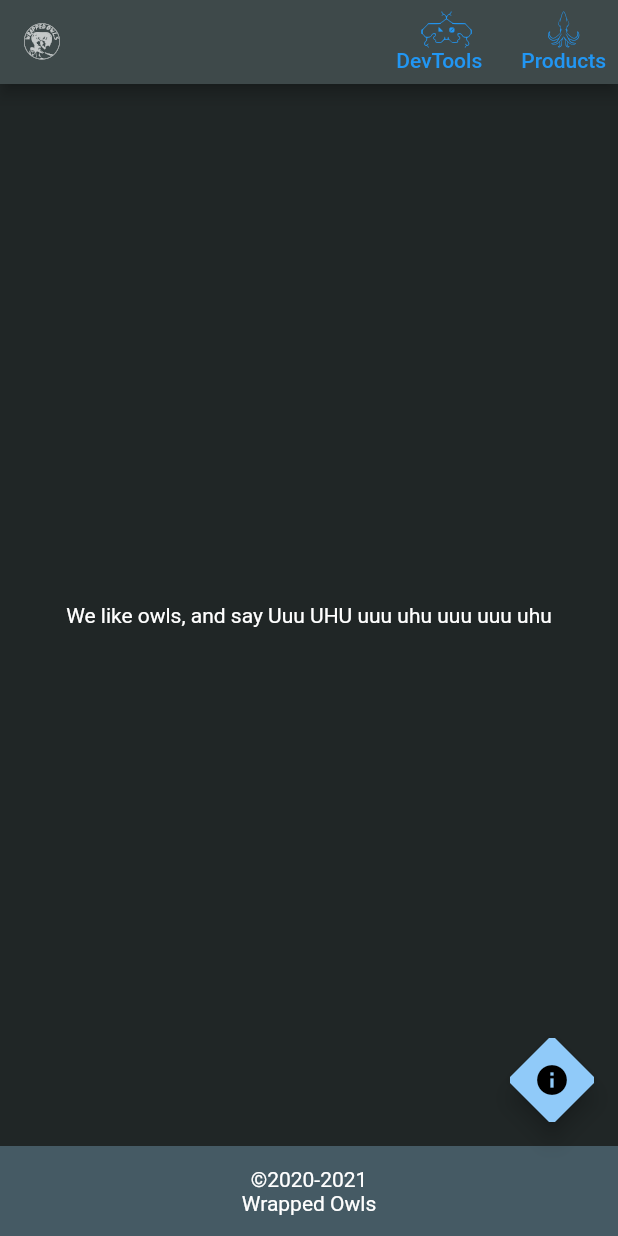
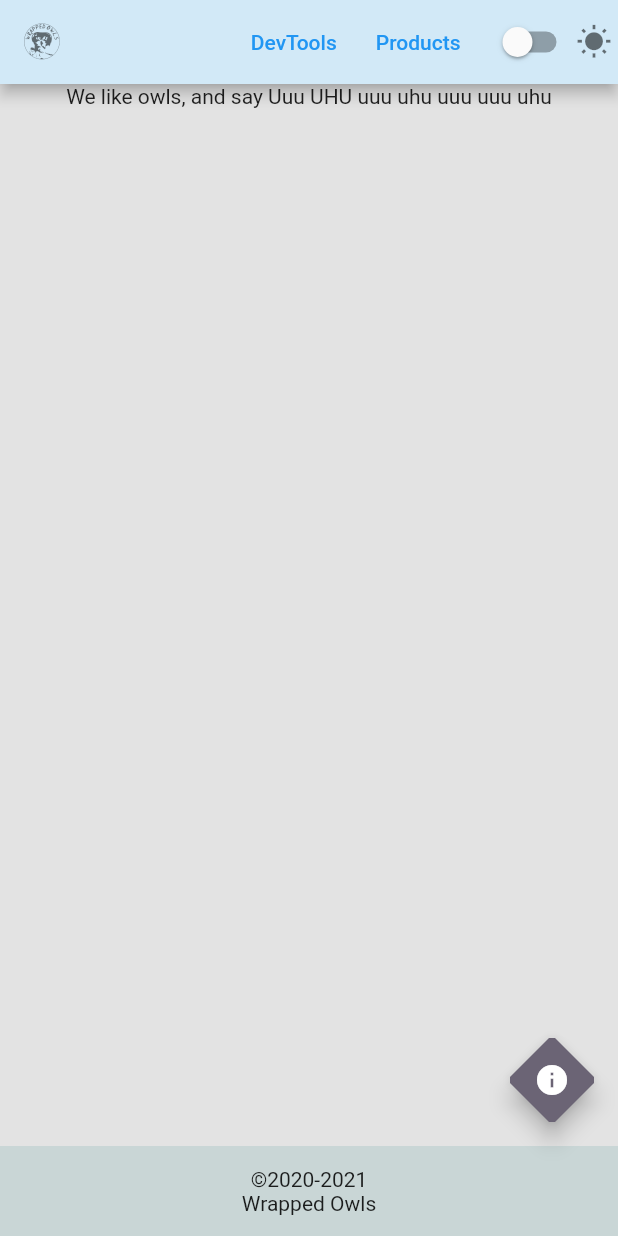
Before and after one commit to Wrapped-Owls/landing-page, a Flutter app: the screen it shows after launch, after a tap on "DevTools", on a phone screen of 412 x 824 dp. Run offline on Flutter 3.47's test engine with Material 2 defaults, Android fonts, the phone set to English and light mode, and no system bars; our stand-ins replace font_awesome_flutter.

Commit message:
:moon: Enable theme switch

```diff
--- a/lib/main.dart
+++ b/lib/main.dart
@@ -1,5 +1,6 @@
 import 'package:flutter/material.dart';
 
+import 'src/util/global.functions.dart';
 import 'src/views/home.page.dart';
 import 'theme.wrappedowls.dart';
 
@@ -7,7 +8,18 @@ void main() {
   runApp(WowlsApp());
 }
 
-class WowlsApp extends StatelessWidget {
+class WowlsApp extends StatefulWidget {
+  @override
+  _WowlsAppState createState() => _WowlsAppState();
+}
+
+class _WowlsAppState extends State<WowlsApp> {
+  @override
+  void initState() {
+    super.initState();
+    GlobalFunctions.setGlobalState = setState;
+  }
+
   @override
   Widget build(BuildContext context) {
     return MaterialApp(
@@ -15,7 +27,7 @@ class WowlsApp extends StatelessWidget {
       home: WowlsHomePage(),
       theme: UuuUhuThemes.getLight(),
       darkTheme: UuuUhuThemes.getDark(),
-      themeMode: ThemeMode.dark,
+      themeMode: UuuUhuThemes.currentThemeMode(),
       debugShowCheckedModeBanner: false,
     );
   }
--- /dev/null
+++ b/lib/src/util/global.functions.dart
@@ -0,0 +1,5 @@
+import 'package:wrappedowls_landing_page/src/util/types.dart';
+
+abstract class GlobalFunctions {
+  static late StateCallback setGlobalState;
+}
--- /dev/null
+++ b/lib/src/util/types.dart
@@ -0,0 +1 @@
+typedef StateCallback = void Function(void Function());
--- a/lib/src/views/content/about.dart
+++ b/lib/src/views/content/about.dart
@@ -3,7 +3,7 @@ import 'package:flutter/material.dart';
 class WowlsAbout extends StatelessWidget {
   @override
   Widget build(BuildContext context) {
-    return Container(
+    return Center(
       child: Text(
         'We like owls, and say Uuu UHU uuu uhu uuu uuu uhu',
       ),
--- a/lib/src/views/general/footer.dart
+++ b/lib/src/views/general/footer.dart
@@ -38,8 +38,10 @@ class WowlsFooter extends StatelessWidget {
   @override
   Widget build(BuildContext context) {
     return Container(
-      color:
-          backgroundColor ?? UuuUhuThemes.darkColors[UuuUhuComponents.DIALOG],
+      color: backgroundColor ??
+          UuuUhuThemes.currentPalette(
+            UuuUhuComponents.DIALOG,
+          ),
       child: Align(
         alignment: alignment,
         child: Padding(
--- a/lib/src/views/general/navbar.dart
+++ b/lib/src/views/general/navbar.dart
@@ -1,12 +1,14 @@
 import 'package:flutter/material.dart';
+import 'package:font_awesome_flutter/font_awesome_flutter.dart';
 import 'package:url_launcher/url_launcher.dart';
 
+import '../../../theme.wrappedowls.dart';
 import '../../../wrappedowls.icons.dart';
+import '../../util/global.functions.dart';
 
-class WowlsNavbar extends AppBar {
-  WowlsNavbar()
-      : super(
-          leading: IconButton(
+abstract class WowlsNavbar {
+  static Widget buildLeading() {
+    return IconButton(
       onPressed: () async {
         const url = 'https://wrappedowl.com/';
         if (await canLaunch(url)) {
@@ -16,31 +18,54 @@ class WowlsNavbar extends AppBar {
         }
       },
       icon: Icon(WrappedOwlsIcons.company_logo),
+    );
+  }
+
+  static Widget buildToggleTheme() {
+    return Row(
+      children: [
+        Switch(
+          value: UuuUhuThemes.currentTheme,
+          onChanged: (value) {
+            GlobalFunctions.setGlobalState(() {
+              UuuUhuThemes.currentTheme = value;
+            });
+          },
         ),
-          actions: [
+        Icon(
+          UuuUhuThemes.currentTheme ? FontAwesomeIcons.moon : Icons.wb_sunny,
+        ),
+        SizedBox(
+          width: 4,
+        ),
+      ],
+    );
+  }
+
+  static List<Widget> buildActions(BuildContext context) {
+    return [
       TextButton(
         onPressed: () {},
-              child: Column(
-                mainAxisAlignment: MainAxisAlignment.center,
-                children: [
-                  Icon(WrappedOwlsIcons.friggraynd_cvheip),
-                  Text('DevTools'),
-                ],
-              ),
+        child: Text('DevTools'),
       ),
       SizedBox(
         width: 10,
       ),
       TextButton(
         onPressed: () {},
-              child: Column(
-                mainAxisAlignment: MainAxisAlignment.center,
-                children: [
-                  Icon(WrappedOwlsIcons.friggraynd_squid),
-                  Text('Products'),
-                ],
+        child: Text('Products'),
       ),
-            )
-          ],
+      SizedBox(
+        width: 10,
+      ),
+      buildToggleTheme(),
+    ];
+  }
+
+  static AppBar build(BuildContext context) {
+    return AppBar(
+      leading: buildLeading(),
+      actions: buildActions(context),
     );
   }
+}
--- a/lib/src/views/home.page.dart
+++ b/lib/src/views/home.page.dart
@@ -1,8 +1,8 @@
 import 'package:flutter/material.dart';
-import 'package:wrappedowls_landing_page/src/util/app.info.dart';
-import 'package:wrappedowls_landing_page/src/views/general/footer.dart';
 
+import '../util/app.info.dart';
 import 'content/about.dart';
+import 'general/footer.dart';
 import 'general/navbar.dart';
 
 class WowlsHomePage extends StatefulWidget {
@@ -16,13 +16,17 @@ class _WowlsHomePageState extends State<WowlsHomePage> {
   @override
   Widget build(BuildContext context) {
     return Scaffold(
-      appBar: WowlsNavbar(),
-      body: Center(
-        child: Column(
-          mainAxisAlignment: MainAxisAlignment.center,
-          children: <Widget>[
-            WowlsAbout(),
-          ],
+      appBar: WowlsNavbar.build(context),
+      body: Scrollbar(
+        child: SingleChildScrollView(
+          child: Column(
+            mainAxisAlignment: MainAxisAlignment.center,
+            crossAxisAlignment: CrossAxisAlignment.center,
+            mainAxisSize: MainAxisSize.max,
+            children: <Widget>[
+              WowlsAbout(),
+            ],
+          ),
         ),
       ),
       bottomNavigationBar: ConstrainedBox(
--- a/lib/theme.wrappedowls.dart
+++ b/lib/theme.wrappedowls.dart
@@ -17,7 +17,7 @@ enum UuuUhuComponents {
 }
 
 abstract class UuuUhuThemes {
-  static var _currentTheme = false;
+  static var currentTheme = false;
   static const light = false;
   static const dark = true;
 
@@ -123,7 +123,7 @@ abstract class UuuUhuThemes {
   }
 
   static Color? currentPalette(UuuUhuComponents desired) {
-    return _currentTheme ? darkColors[desired] : lightColors[desired];
+    return currentTheme ? darkColors[desired] : lightColors[desired];
   }
 
   static ThemeData getLight() {
@@ -134,11 +134,7 @@ abstract class UuuUhuThemes {
     return _generalTheme(darkColors, Brightness.dark);
   }
 
-  static set currentTheme(bool value) {
-    _currentTheme = value;
-  }
-
   static ThemeMode currentThemeMode() {
-    return _currentTheme ? ThemeMode.dark : ThemeMode.light;
+    return currentTheme ? ThemeMode.dark : ThemeMode.light;
   }
 }
```
Lines whose indentation alone changed are shown as unchanged.
